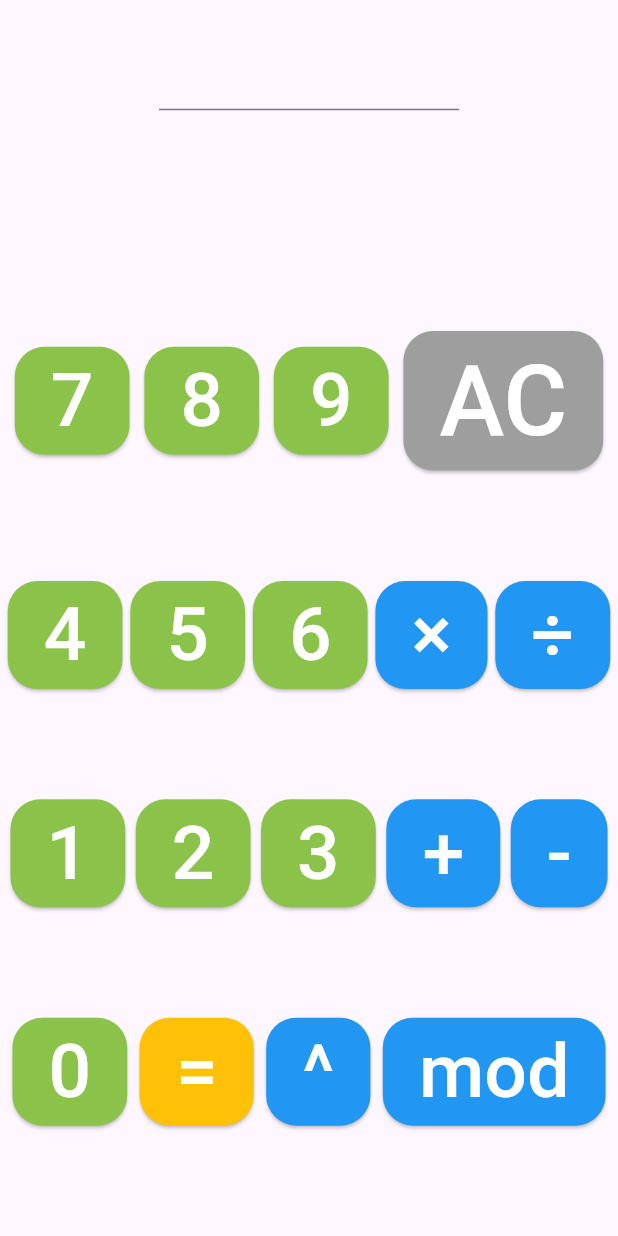
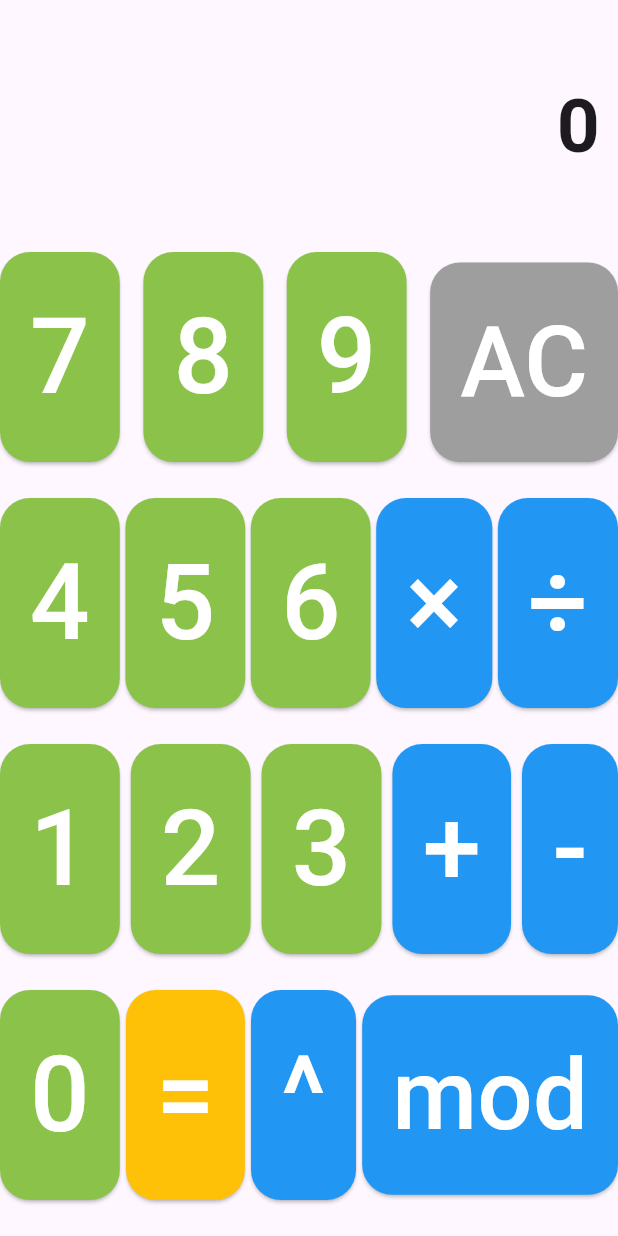
Before and after one commit to aju230/calculator_mobileapp, a Flutter app: the screen it shows after launch, after a tap on "AC", on a phone screen of 412 x 824 dp. Run offline on Flutter 3.47's test engine with Material 3 defaults, Android fonts, the light colour scheme and no system bars.

Commit message:
生成AI活用でのシステム設計

```diff
--- a/lib/main.dart
+++ b/lib/main.dart
@@ -1,4 +1,5 @@
 import 'package:flutter/material.dart';
+import 'dart:math';
 
 void main() {
   runApp(const CalApp());
@@ -31,375 +32,146 @@ class MyHomePage extends StatefulWidget {
 
 class _MyHomePageState extends State<MyHomePage> {
 
-//メインコード
+  // --- 変数の定義 ---
+  // 画面に表示するための変数
+  String output = "0";
+
+  // 内部で計算に使ったり、状態を保持したりするための変数
+  String _output = "0"; // 現在の入力値
+  double _num1 = 0;   // 最初に記憶する数
+  double _num2 = 0;   // 次に入力される数
+  String _operand = ""; // どの演算子(+, -など)が押されたか記憶する
+
+  // --- ボタンが押されたときに呼ばれる関数 ---
+  void buttonPressed(String buttonText) {
+
+    // ACボタンが押された場合
+    if (buttonText == "AC") {
+      _output = "0";
+      _num1 = 0;
+      _num2 = 0;
+      _operand = "";
+    }
+    // 演算子ボタンが押された場合
+    else if (buttonText == "+" || buttonText == "-" || buttonText == "×" || buttonText == "÷" || buttonText == "^" || buttonText == "mod") {
+      _num1 = double.parse(output); // 現在表示されている数値を最初の数として記憶
+      _operand = buttonText;         // 押された演算子を記憶
+      _output = "0";                 // ★修正点1: 次の数値を入力するために表示を "0" にリセット
+    }
+    // =ボタンが押された場合
+    else if (buttonText == "=") {
+      _num2 = double.parse(output); // 現在表示されている数値を2番目の数として記憶
+
+      // 記憶していた演算子に応じて計算を実行
+      if (_operand == "+") {
+        _output = (_num1 + _num2).toString();
+      }
+      if (_operand == "-") {
+        _output = (_num1 - _num2).toString();
+      }
+      if (_operand == "×") {
+        _output = (_num1 * _num2).toString();
+      }
+      if (_operand == "÷") {
+        _output = (_num1 / _num2).toString();
+      }
+      if (_operand == "^") {
+        _output = pow(_num1, _num2).toString();
+      }
+      if (_operand == "mod") {
+        _output = (_num1 % _num2).toString();
+      }
+
+      // 計算が終わったので、状態をリセット
+      _num1 = 0;
+      _num2 = 0;
+      _operand = "";
+    }
+    // 数字ボタンが押された場合
+    else {
+      // ★修正点2: このブロックのロジックを修正
+      if (_output == "0") {
+        // 表示が "0" の場合は、押された数字で置き換える
+        _output = buttonText;
+      } else {
+        // 表示が "0" でない場合は、末尾に数字を追加する
+        _output = _output + buttonText;
+      }
+    }
+
+    // `setState` を呼ぶことで、画面の表示が更新される
+    setState(() {
+      // 計算結果が "12.0" のように小数点以下が0の場合、".0" を取り除いて "12" として表示する
+      if (_output.contains('.') && _output.endsWith('0')) {
+        output = _output.substring(0, _output.length - 2);
+      } else {
+        output = _output;
+      }
+    });
+  }
+
+
+  // --- UI部分 ---
   @override
   Widget build(BuildContext context) {
-
-    int cal = 0;
-
-    return Scaffold( //UI
+    return Scaffold(
       body: Center(
         child: Column(
           mainAxisAlignment: MainAxisAlignment.spaceEvenly,
           mainAxisSize: MainAxisSize.max,
           children: [
-            SizedBox(
-              width: 200,
-              height: 0,
-              child: TextFormField(
+            // 結果表示エリア
+            Container(
+              alignment: Alignment.centerRight,
+              padding: EdgeInsets.symmetric(vertical: 24, horizontal: 12),
+              child: Text(
+                output, // ここで `output` 変数の値を表示
                 style: TextStyle(
-                  fontSize: 30,
+                  fontSize: 50,
+                  fontWeight: FontWeight.bold,
                 ),
               ),
             ),
-            Align(),
+
+            // 電卓ボタン
             Row(
-              mainAxisAlignment: MainAxisAlignment.spaceEvenly,
+              mainAxisAlignment: MainAxisAlignment.spaceBetween,
+              crossAxisAlignment: CrossAxisAlignment.end,
               children: <Widget>[
-
-                ElevatedButton(
-                  onPressed: (){
-
-                  },
-                  child: Text(
-                    "7",
-                  style: TextStyle(
-                    fontSize: 50,
-                      color: Colors.white,
-                  ),
-                  ),
-                  style: ElevatedButton.styleFrom(
-                    backgroundColor: Colors.lightGreen,
-                    shape: RoundedRectangleBorder(
-                      borderRadius: BorderRadius.circular(20)
-                    ),
-                  ),
-                ),
-                ElevatedButton(
-                  onPressed: (){
-
-                  },
-                  child: Text(
-                    "8",
-                    style: TextStyle(
-                      fontSize: 50,
-                      color: Colors.white,
-                    ),
-                  ),
-                  style: ElevatedButton.styleFrom(
-                    backgroundColor: Colors.lightGreen,
-                    shape: RoundedRectangleBorder(
-                        borderRadius: BorderRadius.circular(20)
-                    ),
-                  ),
-                ),
-                ElevatedButton(
-                  onPressed: (){
-
-                  },
-                  child: Text(
-                    "9",
-                    style: TextStyle(
-                      fontSize: 50,
-                      color: Colors.white,
-                    ),
-                  ),
-                  style: ElevatedButton.styleFrom(
-                    backgroundColor: Colors.lightGreen,
-                    shape: RoundedRectangleBorder(
-                        borderRadius: BorderRadius.circular(20)
-                    ),
-                  ),
-                ),
-                ElevatedButton(
-                  onPressed: (){
-
-                  },
-                  child: Text(
-                    "AC",
-                    style: TextStyle(
-                      fontSize: 65,
-                      color: Colors.white,
-                    ),
-                  ),
-                  style: ElevatedButton.styleFrom(
-                    backgroundColor: Colors.grey,
-                    shape: RoundedRectangleBorder(
-                        borderRadius: BorderRadius.circular(20)
-                    ),
-                  ),
-                ),
+                // 各ボタンの onPressed で buttonPressed 関数を呼び出す
+                buildButton("7"),
+                buildButton("8"),
+                buildButton("9"),
+                buildButton("AC", buttonColor: Colors.grey),
               ],
             ),
             Row(
-              mainAxisAlignment: MainAxisAlignment.spaceEvenly,
+              mainAxisAlignment: MainAxisAlignment.spaceBetween,
               children: <Widget>[
-
-                ElevatedButton(
-                  onPressed: (){
-
-                  },
-                  child: Text(
-                    "4",
-                    style: TextStyle(
-                      fontSize: 50,
-                      color: Colors.white,
-                    ),
-                  ),
-                  style: ElevatedButton.styleFrom(
-                    backgroundColor: Colors.lightGreen,
-                    shape: RoundedRectangleBorder(
-                        borderRadius: BorderRadius.circular(20)
-                    ),
-                  ),
-                ),
-                ElevatedButton(
-                  onPressed: (){
-
-                  },
-                  child: Text(
-                    "5",
-                    style: TextStyle(
-                      fontSize: 50,
-                      color: Colors.white,
-                    ),
-                  ),
-                  style: ElevatedButton.styleFrom(
-                    backgroundColor: Colors.lightGreen,
-                    shape: RoundedRectangleBorder(
-                        borderRadius: BorderRadius.circular(20)
-                    ),
-                  ),
-                ),
-                ElevatedButton(
-                  onPressed: (){
-
-                  },
-                  child: Text(
-                    "6",
-                    style: TextStyle(
-                      fontSize: 50,
-                      color: Colors.white,
-                    ),
-                  ),
-                  style: ElevatedButton.styleFrom(
-                    backgroundColor: Colors.lightGreen,
-                    shape: RoundedRectangleBorder(
-                        borderRadius: BorderRadius.circular(20)
-                    ),
-                  ),
-                ),
-                ElevatedButton(
-                  onPressed: (){
-
-                  },
-                  child: Text(
-                    "×",
-                    style: TextStyle(
-                      fontSize: 50,
-                      color: Colors.white,
-                    ),
-                  ),
-                  style: ElevatedButton.styleFrom(
-                    backgroundColor: Colors.blue,
-                    shape: RoundedRectangleBorder(
-                        borderRadius: BorderRadius.circular(20)
-                    ),
-                  ),
-                ),
-                ElevatedButton(
-                  onPressed: (){
-
-                  },
-                  child: Text(
-                    "÷",
-                    style: TextStyle(
-                      fontSize: 50,
-                      color: Colors.white,
-                    ),
-                  ),
-                  style: ElevatedButton.styleFrom(
-                    backgroundColor: Colors.blue,
-                    shape: RoundedRectangleBorder(
-                        borderRadius: BorderRadius.circular(20)
-                    ),
-                  ),
-                ),
+                buildButton("4"),
+                buildButton("5"),
+                buildButton("6"),
+                buildButton("×", buttonColor: Colors.blue),
+                buildButton("÷", buttonColor: Colors.blue),
               ],
             ),
             Row(
-              mainAxisAlignment: MainAxisAlignment.spaceEvenly,
+              mainAxisAlignment: MainAxisAlignment.spaceBetween,
               children: <Widget>[
-
-                ElevatedButton(
-                  onPressed: (){
-
-                  },
-                  child: Text(
-                    "1",
-                    style: TextStyle(
-                      fontSize: 50,
-                      color: Colors.white,
-                    ),
-                  ),
-                  style: ElevatedButton.styleFrom(
-                    backgroundColor: Colors.lightGreen,
-                    shape: RoundedRectangleBorder(
-                        borderRadius: BorderRadius.circular(20)
-                    ),
-                  ),
-                ),
-                ElevatedButton(
-                  onPressed: (){
-
-                  },
-                  child: Text(
-                    "2",
-                    style: TextStyle(
-                      fontSize: 50,
-                      color: Colors.white,
-                    ),
-                  ),
-                  style: ElevatedButton.styleFrom(
-                    backgroundColor: Colors.lightGreen,
-                    shape: RoundedRectangleBorder(
-                        borderRadius: BorderRadius.circular(20)
-                    ),
-                  ),
-                ),
-                ElevatedButton(
-                  onPressed: (){
-
-                  },
-                  child: Text(
-                    "3",
-                    style: TextStyle(
-                      fontSize: 50,
-                      color: Colors.white,
-                    ),
-                  ),
-                  style: ElevatedButton.styleFrom(
-                    backgroundColor: Colors.lightGreen,
-                    shape: RoundedRectangleBorder(
-                        borderRadius: BorderRadius.circular(20)
-                    ),
-                  ),
-                ),
-                ElevatedButton(
-                  onPressed: (){
-
-                  },
-                  child: Text(
-                    "+",
-                    style: TextStyle(
-                      fontSize: 50,
-                      color: Colors.white,
-                    ),
-                  ),
-                  style: ElevatedButton.styleFrom(
-                    backgroundColor: Colors.blue,
-                    shape: RoundedRectangleBorder(
-                        borderRadius: BorderRadius.circular(20)
-                    ),
-                  ),
-                ),
-                ElevatedButton(
-                  onPressed: (){
-
-                  },
-                  child: Text(
-                    "-",
-                    style: TextStyle(
-                      fontSize: 50,
-                      color: Colors.white,
-                    ),
-                  ),
-                  style: ElevatedButton.styleFrom(
-                    backgroundColor: Colors.blue,
-                    shape: RoundedRectangleBorder(
-                        borderRadius: BorderRadius.circular(20)
-                    ),
-                  ),
-                ),
+                buildButton("1"),
+                buildButton("2"),
+                buildButton("3"),
+                buildButton("+", buttonColor: Colors.blue),
+                buildButton("-", buttonColor: Colors.blue),
               ],
             ),
             Row(
-              mainAxisAlignment: MainAxisAlignment.spaceEvenly,
+              mainAxisAlignment: MainAxisAlignment.spaceBetween,
               children: <Widget>[
-
-
-                ElevatedButton(
-                  onPressed: (){
-
-                  },
-                  child: Text(
-                    "0",
-                    style: TextStyle(
-                      fontSize: 50,
-                      color: Colors.white,
-                    ),
-                  ),
-                  style: ElevatedButton.styleFrom(
-                    backgroundColor: Colors.lightGreen,
-                    shape: RoundedRectangleBorder(
-                        borderRadius: BorderRadius.circular(20)
-                    ),
-                  ),
-                ),
-                ElevatedButton(
-                  onPressed: (){
-
-                  },
-                  child: Text(
-                    "=",
-                    style: TextStyle(
-                      fontSize: 50,
-                      color: Colors.white,
-                    ),
-                  ),
-                  style: ElevatedButton.styleFrom(
-                    backgroundColor: Colors.amber,
-                    shape: RoundedRectangleBorder(
-                        borderRadius: BorderRadius.circular(20)
-                    ),
-                  ),
-                ),
-                ElevatedButton(
-                  onPressed: (){
-
-                  },
-                  child: Text(
-                    "^",
-                    style: TextStyle(
-                      fontSize: 50,
-                      color: Colors.white,
-                    ),
-                  ),
-                  style: ElevatedButton.styleFrom(
-                    backgroundColor: Colors.blue,
-                    shape: RoundedRectangleBorder(
-                        borderRadius: BorderRadius.circular(20)
-                    ),
-                  ),
-                ),
-                ElevatedButton(
-                  onPressed: (){
-
-                  },
-                  child: Text(
-                    "mod",
-                    style: TextStyle(
-                      fontSize: 50,
-                      color: Colors.white,
-                    ),
-                  ),
-                  style: ElevatedButton.styleFrom(
-                    backgroundColor: Colors.blue,
-                    shape: RoundedRectangleBorder(
-                        borderRadius: BorderRadius.circular(20)
-                    ),
-                  ),
-                ),
+                buildButton("0"),
+                buildButton("=", buttonColor: Colors.amber),
+                buildButton("^", buttonColor: Colors.blue),
+                buildButton("mod", buttonColor: Colors.blue),
               ],
             ),
           ],
@@ -407,4 +179,25 @@ class _MyHomePageState extends State<MyHomePage> {
       ),
     );
   }
+
+  // ボタンを生成するためのヘルパー関数
+  Widget buildButton(String buttonText, {Color buttonColor = Colors.lightGreen}) {
+    return ElevatedButton(
+      onPressed: () => buttonPressed(buttonText), // ボタンが押されたら buttonPressed を呼ぶ
+      child: Text(
+        buttonText,
+        style: TextStyle(
+          fontSize: (buttonText == "AC" || buttonText == "mod") ? 65 : 70, // 文字サイズを調整
+          color: Colors.white,
+        ),
+      ),
+      style: ElevatedButton.styleFrom(
+        backgroundColor: buttonColor,
+        shape: RoundedRectangleBorder(
+          borderRadius: BorderRadius.circular(20),
+        ),
+        padding: EdgeInsets.all(20), // ボタンのサイズを調整
+      ),
+    );
+  }
 }
```
